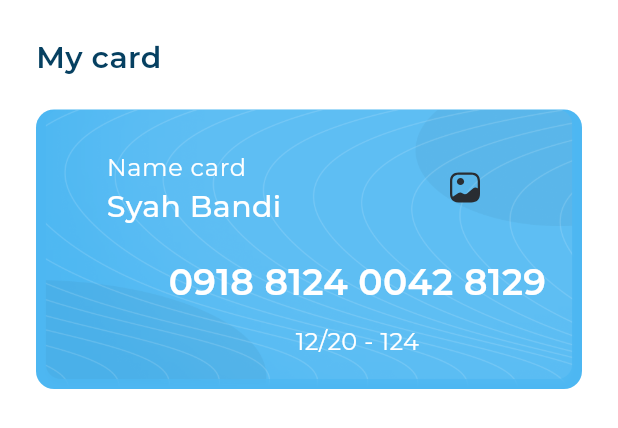
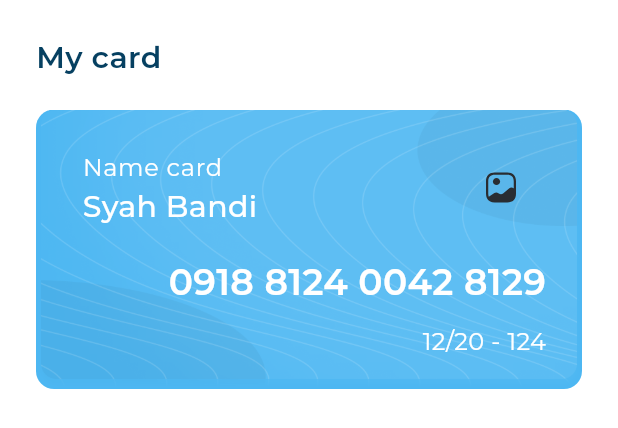
Before and after one commit to ahmedhassan456/responsive_dash_board, a Flutter app: the CardLayout widget shown alone on an empty page, opened directly, on a phone screen of 412 x 824 dp. Shown: the top 428 px of the screen. Run offline on Flutter 3.47's test engine with Material 3 defaults, Android fonts, the phone set to English and light mode, and no system bars; drawn by our look-alikes of expandable_page_view; our stand-ins replace flutter_svg; project files that could hold a hidden picture were left out.

Commit message:
update my card

```diff
--- a/lib/widgets/card_layout/card_layout.dart
+++ b/lib/widgets/card_layout/card_layout.dart
@@ -1,6 +1,6 @@
 import 'package:flutter/material.dart';
 import 'package:reponsive_dash_board/utils/app_styles.dart';
-import 'package:reponsive_dash_board/widgets/card_layout/card_view.dart';
+import 'package:reponsive_dash_board/widgets/card_layout/my_card_page_view.dart';
 
 class CardLayout extends StatelessWidget {
   const CardLayout({super.key});
@@ -20,7 +20,7 @@ class CardLayout extends StatelessWidget {
           SizedBox(
             height: 20.0,
           ),
-          CardView(),
+          Expanded(child: MyCardPageView()),
         ],
       ),
     );
--- a/lib/widgets/card_layout/card_view.dart
+++ b/lib/widgets/card_layout/card_view.dart
@@ -13,7 +13,9 @@ class CardView extends StatelessWidget {
       child: Container(
         decoration: ShapeDecoration(
           image: const DecorationImage(
-              image: AssetImage(Assets.imagesCardBackground)),
+            fit: BoxFit.fill,
+            image: AssetImage(Assets.imagesCardBackground),
+          ),
           color: const Color(0xFF4DB7F2),
           shape: RoundedRectangleBorder(
             borderRadius: BorderRadius.circular(12),
@@ -26,6 +28,7 @@ class CardView extends StatelessWidget {
               padding:
                   const EdgeInsets.only(top: 16.0, left: 31.0, right: 42.0),
               child: ListTile(
+                contentPadding: EdgeInsets.zero,
                 title: Text(
                   'Name card',
                   style: AppStyles.styleRegular16.copyWith(
@@ -43,6 +46,7 @@ class CardView extends StatelessWidget {
             Padding(
               padding: const EdgeInsets.only(right: 24.0),
               child: Column(
+                crossAxisAlignment: CrossAxisAlignment.end,
                 children: [
                   Text(
                     '0918 8124 0042 8129',
@@ -61,7 +65,9 @@ class CardView extends StatelessWidget {
                 ],
               ),
             ),
-            const SizedBox(height: 20.0,),
+            const SizedBox(
+              height: 20.0,
+            ),
           ],
         ),
       ),
--- /dev/null
+++ b/lib/widgets/card_layout/my_card_page_view.dart
@@ -0,0 +1,15 @@
+import 'package:expandable_page_view/expandable_page_view.dart';
+import 'package:flutter/material.dart';
+import 'package:reponsive_dash_board/widgets/card_layout/card_view.dart';
+
+class MyCardPageView extends StatelessWidget {
+  const MyCardPageView({super.key});
+
+  @override
+  Widget build(BuildContext context) {
+    return ExpandablePageView(
+      scrollDirection: Axis.horizontal,
+      children: List.generate(3, (index) => const CardView()),
+    );
+  }
+}
```
Also changed, not shown: pubspec.yaml (+1 -6 lines), pubspec.lock.
